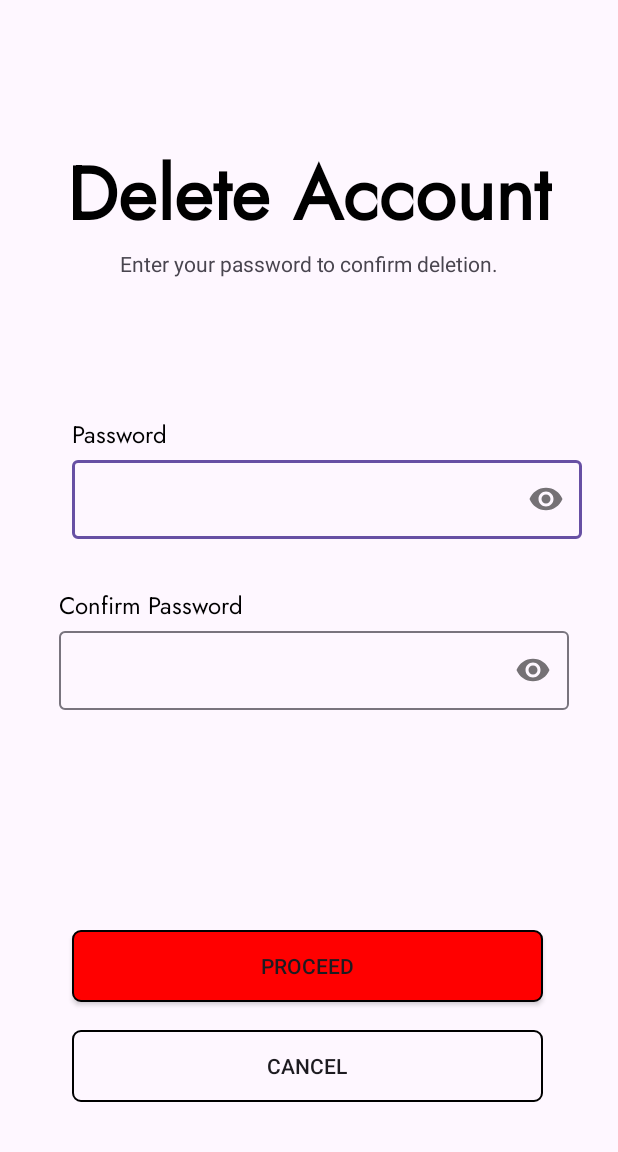
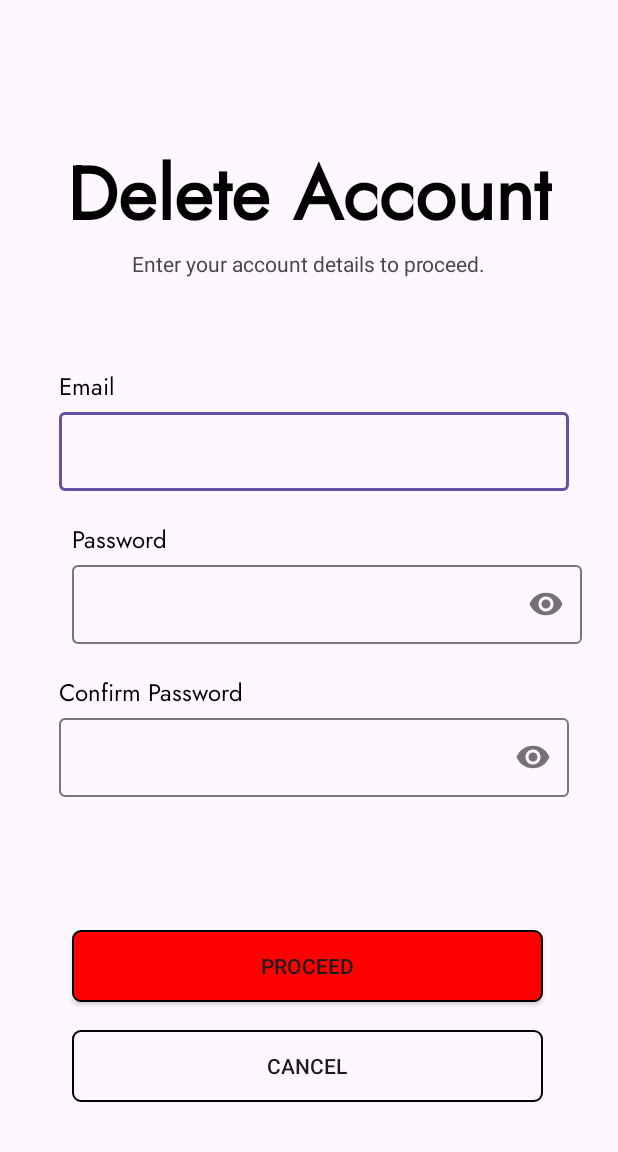
Before and after one commit to Yakage/Auto-Moto, an Android app: the FinalDeleteAccFragment screen opened through its navigation route, on a phone screen of 412 x 824 dp, the part 84-1236 px from its top. Run offline under Robolectric (Android 15) with nearby library versions, the phone set to English and light mode, and no system bars; our stand-ins replace navigation-ui; Roboto replaces fonts that are not available here.

Commit message:
Delete account changes.

```diff
--- a/app/src/main/res/layout/fragment_final_delete_acc.xml
+++ b/app/src/main/res/layout/fragment_final_delete_acc.xml
@@ -27,16 +27,52 @@
         android:id="@+id/textView7"
         android:layout_width="wrap_content"
         android:layout_height="wrap_content"
-        android:text="Enter your password to confirm deletion."
+        android:text="Enter your account details to proceed."
         app:layout_constraintEnd_toEndOf="parent"
         app:layout_constraintStart_toStartOf="parent"
         app:layout_constraintTop_toBottomOf="@+id/textView5" />
 
 
     <TextView
+        android:layout_width="wrap_content"
+        android:layout_height="wrap_content"
+        android:fontFamily="@font/jost"
+        android:text="Email"
+        android:textColor="@color/black"
+        android:textSize="16sp"
+        app:layout_constraintBottom_toTopOf="@+id/textInputLayout"
+        app:layout_constraintEnd_toEndOf="parent"
+        app:layout_constraintHorizontal_bias="0.0"
+        app:layout_constraintStart_toStartOf="@+id/textInputLayout"
+        app:layout_constraintTop_toBottomOf="@+id/textView7"
+        app:layout_constraintVertical_bias="1.0" />
+
+    <com.google.android.material.textfield.TextInputLayout
+        android:id="@+id/textInputLayout"
+        android:layout_width="340dp"
+        android:layout_height="58dp"
+        android:layout_marginTop="84dp"
+        app:layout_constraintEnd_toEndOf="parent"
+        app:layout_constraintHorizontal_bias="0.547"
+        app:layout_constraintStart_toStartOf="parent"
+        app:layout_constraintTop_toBottomOf="@+id/textView7">
+
+        <com.google.android.material.textfield.TextInputEditText
+            android:id="@+id/confirmEmail"
+            android:layout_width="match_parent"
+            android:layout_height="match_parent"
+            android:drawablePadding="10dp"
+            android:inputType="textPassword"
+            android:textColor="@color/black" />
+
+
+    </com.google.android.material.textfield.TextInputLayout>
+
+    <TextView
         android:id="@+id/textView6"
         android:layout_width="wrap_content"
         android:layout_height="wrap_content"
+        android:layout_marginTop="64dp"
         android:fontFamily="@font/jost"
         android:text="Password"
         android:textColor="@color/black"
@@ -44,16 +80,18 @@
         app:layout_constraintBottom_toTopOf="@+id/confirmPass1"
         app:layout_constraintEnd_toEndOf="parent"
         app:layout_constraintHorizontal_bias="0.0"
-        app:layout_constraintStart_toStartOf="@+id/confirmPass1" />
+        app:layout_constraintStart_toStartOf="@+id/confirmPass1"
+        app:layout_constraintTop_toBottomOf="@+id/textView7"
+        app:layout_constraintVertical_bias="1.0" />
 
     <com.google.android.material.textfield.TextInputLayout
         android:id="@+id/confirmPass1"
         android:layout_width="340dp"
         android:layout_height="58dp"
-        android:layout_marginTop="116dp"
+        android:layout_marginTop="44dp"
         android:layout_marginEnd="24dp"
         app:layout_constraintEnd_toEndOf="parent"
-        app:layout_constraintTop_toBottomOf="@+id/textView7"
+        app:layout_constraintTop_toBottomOf="@+id/textInputLayout"
         app:passwordToggleEnabled="true">
 
         <com.google.android.material.textfield.TextInputEditText
@@ -76,13 +114,15 @@
         app:layout_constraintBottom_toTopOf="@+id/confirmPass2"
         app:layout_constraintEnd_toEndOf="parent"
         app:layout_constraintHorizontal_bias="0.0"
-        app:layout_constraintStart_toStartOf="@+id/confirmPass2" />
+        app:layout_constraintStart_toStartOf="@+id/confirmPass2"
+        app:layout_constraintTop_toBottomOf="@+id/confirmPass1"
+        app:layout_constraintVertical_bias="1.0" />
 
     <com.google.android.material.textfield.TextInputLayout
         android:id="@+id/confirmPass2"
         android:layout_width="340dp"
         android:layout_height="58dp"
-        android:layout_marginTop="56dp"
+        android:layout_marginTop="44dp"
         app:layout_constraintEnd_toEndOf="parent"
         app:layout_constraintHorizontal_bias="0.547"
         app:layout_constraintStart_toStartOf="parent"
```
Also changed, not shown: app/src/main/res/layout/fragment_forgotpassword.xml (+14 -12 lines).
